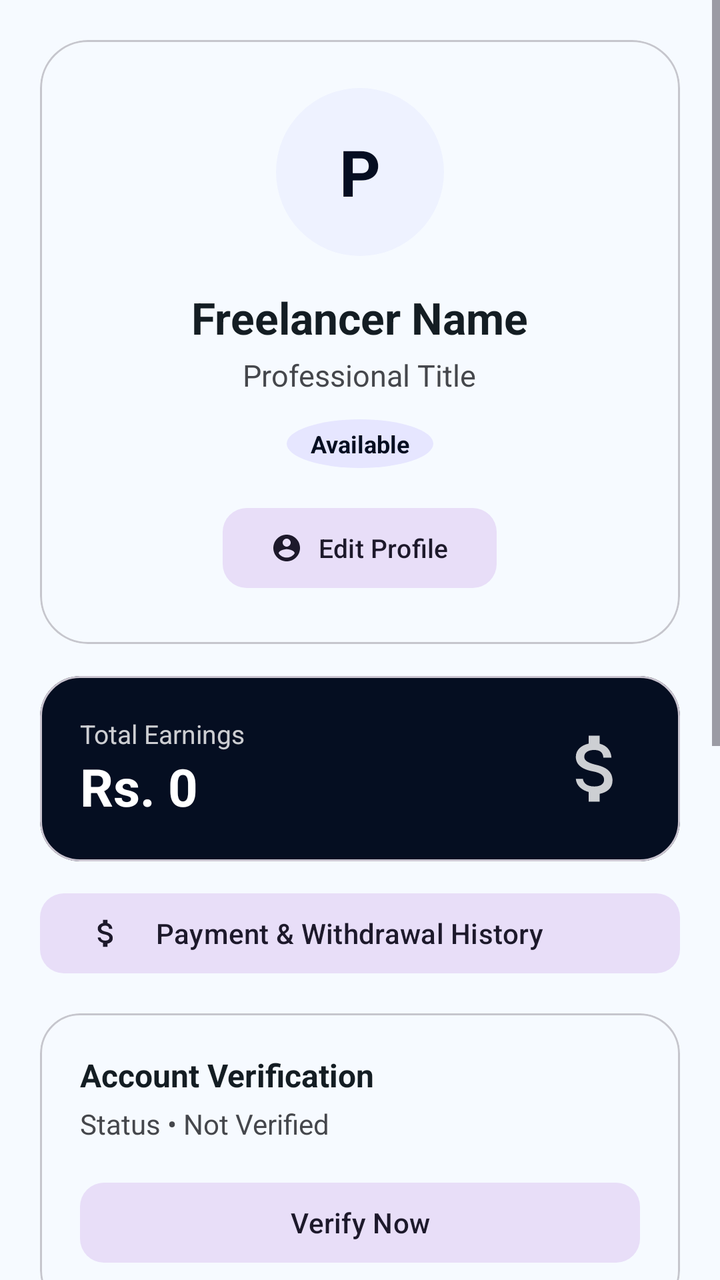
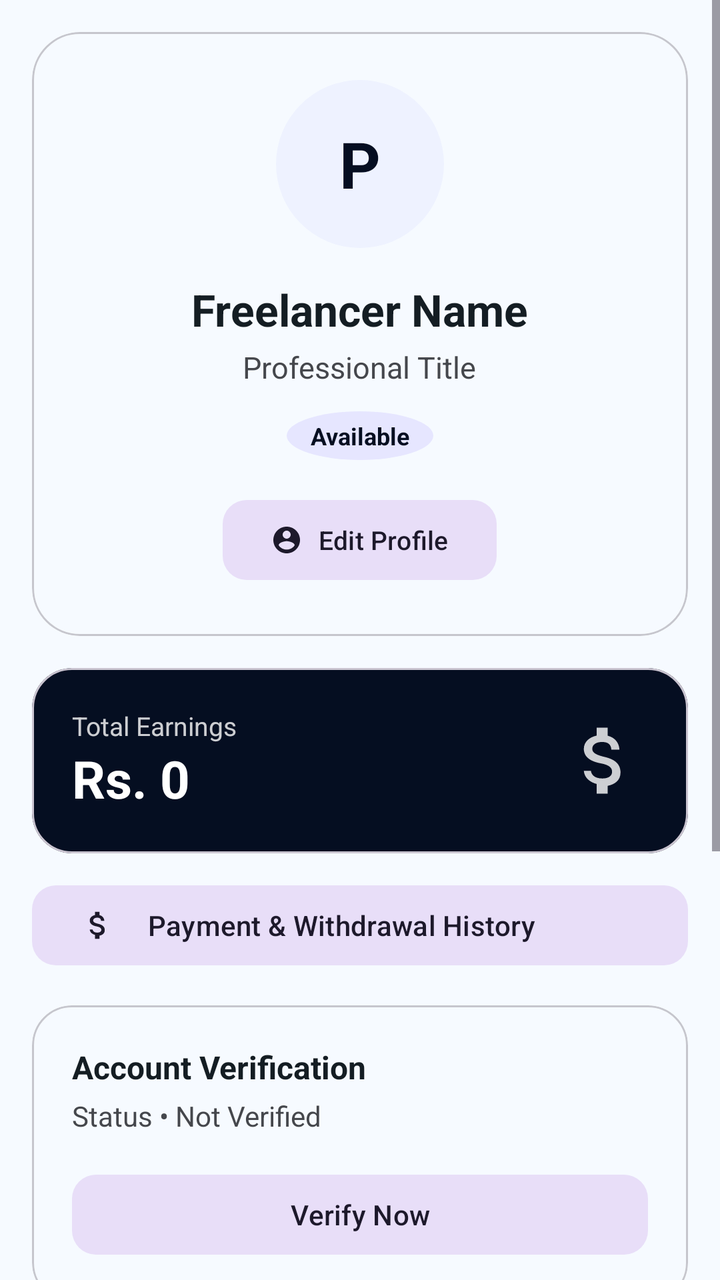

Compare the two renders of this Android layout. The source of the first and the diff that turns it into the second are given below.
<!-- AndroidManifest.xml: application theme Theme.MiniJobHunt -->
<!-- res/layout/fragment_freelancer_profile.xml -->
<?xml version="1.0" encoding="utf-8"?>
<LinearLayout xmlns:android="http://schemas.android.com/apk/res/android"
    xmlns:app="http://schemas.android.com/apk/res-auto"
    android:layout_width="match_parent"
    android:layout_height="match_parent"
    android:orientation="vertical"
    android:background="@color/background">

    <ScrollView
        android:layout_width="match_parent"
        android:layout_height="match_parent"
        android:fillViewport="true">

        <LinearLayout
            android:layout_width="match_parent"
            android:layout_height="wrap_content"
            android:orientation="vertical"
            android:padding="20dp">

            
        <com.google.android.material.card.MaterialCardView
            android:layout_width="match_parent"
            android:layout_height="wrap_content"
            app:cardCornerRadius="24dp"
            app:cardElevation="0dp"
            app:strokeWidth="1dp"
            app:strokeColor="@color/divider"
            app:cardBackgroundColor="@color/surface">

            <LinearLayout
                android:layout_width="match_parent"
                android:layout_height="wrap_content"
                android:gravity="center_horizontal"
                android:orientation="vertical"
                android:padding="24dp">

                <TextView
                    android:id="@+id/txtAvatar"
                    android:layout_width="84dp"
                    android:layout_height="84dp"
                    android:gravity="center"
                    android:text="P"
                    android:textSize="32sp"
                    android:textStyle="bold"
                    android:textColor="@color/primary"
                    android:background="@drawable/bg_circle_light_purple"/>

                <LinearLayout
                    android:layout_width="wrap_content"
                    android:layout_height="wrap_content"
                    android:layout_marginTop="16dp"
                    android:orientation="horizontal"
                    android:gravity="center_vertical">

                    <TextView
                        android:id="@+id/txtUsername"
                        android:layout_width="wrap_content"
                        android:layout_height="wrap_content"
                        android:text="Freelancer Name"
                        android:textColor="@color/text_primary"
                        android:textSize="22sp"
                        android:textStyle="bold"/>

                    <ImageView
                        android:id="@+id/imgVerifiedBadge"
                        android:layout_width="18dp"
                        android:layout_height="18dp"
                        android:layout_marginStart="6dp"
                        android:src="@drawable/ic_verified"
                        android:visibility="gone"
                        app:tint="@color/primary" />
                </LinearLayout>

                <TextView
                    android:id="@+id/txtTitle"
                    android:layout_width="wrap_content"
                    android:layout_height="wrap_content"
                    android:layout_marginTop="4dp"
                    android:text="Professional Title"
                    android:textColor="@color/text_secondary"
                    android:textSize="15sp" />

                <TextView
                    android:id="@+id/txtAvailability"
                    android:layout_width="wrap_content"
                    android:layout_height="wrap_content"
                    android:layout_marginTop="12dp"
                    android:text="Available"
                    android:paddingHorizontal="12dp"
                    android:paddingVertical="4dp"
                    android:background="@drawable/bg_circle_light_blue"
                    android:textColor="@color/info"
                    android:textSize="12sp"
                    android:textStyle="bold" />

                <com.google.android.material.button.MaterialButton
                    android:id="@+id/btnEditProfile"
                    style="@style/Widget.Material3.Button.TonalButton"
                    android:layout_width="wrap_content"
                    android:layout_height="wrap_content"
                    android:layout_marginTop="16dp"
                    android:text="Edit Profile"
                    android:textSize="13sp"
                    app:icon="@drawable/ic_profile_outlined"
                    app:iconSize="16dp"
                    app:shapeAppearanceOverlay="@style/ShapeAppearance.App.Medium" />
            </LinearLayout>
        </com.google.android.material.card.MaterialCardView>

        
        <com.google.android.material.card.MaterialCardView
            android:layout_width="match_parent"
            android:layout_height="wrap_content"
            android:layout_marginTop="16dp"
            app:cardCornerRadius="20dp"
            app:cardElevation="0dp"
            app:cardBackgroundColor="@color/primary">

            <LinearLayout
                android:layout_width="match_parent"
                android:layout_height="wrap_content"
                android:padding="20dp"
                android:orientation="horizontal"
                android:gravity="center_vertical">

                <LinearLayout
                    android:layout_width="0dp"
                    android:layout_weight="1"
                    android:layout_height="wrap_content"
                    android:orientation="vertical">
                    <TextView
                        android:layout_width="wrap_content"
                        android:layout_height="wrap_content"
                        android:text="Total Earnings"
                        android:textColor="#CCFFFFFF"
                        android:textSize="13sp" />
                    <TextView
                        android:id="@+id/txtEarnings"
                        android:layout_width="wrap_content"
                        android:layout_height="wrap_content"
                        android:text="Rs. 0"
                        android:textColor="@color/white"
                        android:textSize="26sp"
                        android:textStyle="bold" />
                </LinearLayout>

                <ImageView
                    android:layout_width="44dp"
                    android:layout_height="44dp"
                    android:src="@drawable/ic_money"
                    app:tint="@color/white"
                    android:alpha="0.8" />
            </LinearLayout>
        </com.google.android.material.card.MaterialCardView>

        <com.google.android.material.button.MaterialButton
            android:id="@+id/btnPaymentHistory"
            style="@style/Widget.Material3.Button.TonalButton"
            android:layout_width="match_parent"
            android:layout_height="48dp"
            android:layout_marginTop="12dp"
            android:text="Payment &amp; Withdrawal History"
            android:textAllCaps="false"
            android:gravity="start|center_vertical"
            app:icon="@drawable/ic_money"
            app:iconPadding="16dp"
            app:shapeAppearanceOverlay="@style/ShapeAppearance.App.Medium" />

        
        <com.google.android.material.card.MaterialCardView
            android:layout_width="match_parent"
            android:layout_height="wrap_content"
            android:layout_marginTop="16dp"
            app:cardCornerRadius="20dp"
            app:cardElevation="0dp"
            app:strokeWidth="1dp"
            app:strokeColor="@color/divider"
            app:cardBackgroundColor="@color/surface">

            <LinearLayout
                android:layout_width="match_parent"
                android:layout_height="wrap_content"
                android:orientation="vertical"
                android:padding="20dp">

                <TextView
                    android:layout_width="wrap_content"
                    android:layout_height="wrap_content"
                    android:text="Account Verification"
                    android:textColor="@color/text_primary"
                    android:textSize="16sp"
                    android:textStyle="bold" />

                <TextView
                    android:id="@+id/txtVerificationStatus"
                    android:layout_width="wrap_content"
                    android:layout_height="wrap_content"
                    android:layout_marginTop="4dp"
                    android:text="Status • Not Verified"
                    android:textColor="@color/text_secondary"
                    android:textSize="14sp" />

                <TextView
                    android:id="@+id/txtVerificationDate"
                    android:layout_width="wrap_content"
                    android:layout_height="wrap_content"
                    android:layout_marginTop="2dp"
                    android:text="Verified on: --"
                    android:textColor="@color/text_secondary"
                    android:textSize="12sp"
                    android:visibility="gone" />

                <com.google.android.material.button.MaterialButton
                    android:id="@+id/btnVerify"
                    style="@style/Widget.Material3.Button.TonalButton"
                    android:layout_width="match_parent"
                    android:layout_height="wrap_content"
                    android:layout_marginTop="16dp"
                    android:text="Verify Now"
                    android:textAllCaps="false"
                    app:shapeAppearanceOverlay="@style/ShapeAppearance.App.Medium" />
            </LinearLayout>
        </com.google.android.material.card.MaterialCardView>

        
        <TextView
            android:layout_width="wrap_content"
            android:layout_height="wrap_content"
            android:text="Manage Account"
            android:textSize="16sp"
            android:textStyle="bold"
            android:textColor="@color/text_primary"
            android:layout_marginTop="32dp"
            android:layout_marginBottom="12dp"/>

        <com.google.android.material.button.MaterialButton
            android:id="@+id/btnPortfolio"
            style="@style/Widget.Material3.Button.TonalButton"
            android:layout_width="match_parent"
            android:layout_height="48dp"
            android:text="Portfolio Showcase"
            android:textAllCaps="false"
            android:gravity="start|center_vertical"
            app:icon="@drawable/ic_profile_outlined"
            app:iconPadding="16dp"
            app:shapeAppearanceOverlay="@style/ShapeAppearance.App.Medium" />

        <com.google.android.material.button.MaterialButton
            android:id="@+id/btnActiveInProgressJobs"
            style="@style/Widget.Material3.Button.TonalButton"
            android:layout_width="match_parent"
            android:layout_height="48dp"
            android:layout_marginTop="8dp"
            android:text="Active Contracts"
            android:textAllCaps="false"
            android:gravity="start|center_vertical"
            app:icon="@drawable/ic_briefcase_outlined"
            app:iconPadding="16dp"
            app:shapeAppearanceOverlay="@style/ShapeAppearance.App.Medium" />

        <com.google.android.material.button.MaterialButton
            android:id="@+id/btnActiveCompletedJobs"
            style="@style/Widget.Material3.Button.TonalButton"
            android:layout_width="match_parent"
            android:layout_height="48dp"
            android:layout_marginTop="8dp"
            android:text="Work History"
            android:textAllCaps="false"
            android:gravity="start|center_vertical"
            app:icon="@drawable/ic_verified"
            app:iconPadding="16dp"
            app:shapeAppearanceOverlay="@style/ShapeAppearance.App.Medium" />

        <View
            android:layout_width="match_parent"
            android:layout_height="1dp"
            android:background="@color/divider"
            android:layout_marginVertical="24dp" />

        <com.google.android.material.button.MaterialButton
            android:id="@+id/btnLogout"
            style="@style/Widget.Material3.Button.TextButton"
            android:layout_width="match_parent"
            android:layout_height="48dp"
            android:text="Sign Out"
            android:textColor="@color/accent"
            android:textAllCaps="false"
            android:gravity="start|center_vertical"
            app:icon="@drawable/ic_logout"
            app:iconTint="@color/accent"
            app:iconPadding="16dp" />

        <Space
            android:layout_width="match_parent"
            android:layout_height="100dp" />

    </LinearLayout>
</ScrollView>
</LinearLayout>
<!-- resources referenced by this layout -->
<resources>
  <color name="accent">#ba1a1a</color>
  <color name="background">#f6faff</color>
  <color name="divider">#c6c6cd</color>
  <color name="info">#050e21</color>
  <color name="primary">#050e21</color>
  <color name="surface">#f6faff</color>
  <color name="text_primary">#141d23</color>
  <color name="text_secondary">#45474c</color>
  <color name="white">#FFFFFF</color>
  <!-- drawable bg_circle_light_blue (drawable) -->
  <?xml version="1.0" encoding="utf-8"?>
  <shape xmlns:android="http://schemas.android.com/apk/res/android"
      android:shape="oval">
      <solid android:color="#E6E6FF" />
  </shape>
  <!-- drawable bg_circle_light_purple (drawable) -->
  <?xml version="1.0" encoding="utf-8"?>
  <shape xmlns:android="http://schemas.android.com/apk/res/android"
      android:shape="oval">
      <solid android:color="#EEF2FF" />
  </shape>
  <!-- drawable ic_briefcase_outlined (drawable) -->
  <vector xmlns:android="http://schemas.android.com/apk/res/android"
      android:width="24dp"
      android:height="24dp"
      android:viewportWidth="24"
      android:viewportHeight="24">
      <path
          android:fillColor="@color/text_secondary"
          android:pathData="M20,6h-4V4c0,-1.11 -0.89,-2 -2,-2h-4c-1.11,0 -2,0.89 -2,2v2H4c-1.11,0 -1.99,0.89 -1.99,2L2,19c0,1.11 0.89,2 2,2h16c1.11,0 2,-0.89 2,-2V8c0,-1.11 -0.89,-2 -2,-2zM10,4h4v2h-4V4zm10,15H4V8h16v11z"/>
  </vector>
  <!-- drawable ic_logout (drawable) -->
  <vector xmlns:android="http://schemas.android.com/apk/res/android"
      android:width="24dp"
      android:height="24dp"
      android:viewportWidth="24"
      android:viewportHeight="24">
    <path
        android:fillColor="#FF000000"
        android:pathData="M17,7l-1.41,1.41L18.17,11H8v2h10.17l-2.58,2.58L17,17l5,-5L17,7zM4,5h8V3H4C2.9,3 2,3.9 2,5v14c0,1.1 0.9,2 2,2h8v-2H4V5z"/>
  </vector>
  <!-- drawable ic_profile_outlined (drawable) -->
  <vector xmlns:android="http://schemas.android.com/apk/res/android"
      android:width="24dp"
      android:height="24dp"
      android:viewportWidth="24"
      android:viewportHeight="24">
      <path
          android:fillColor="@color/text_secondary"
          android:pathData="M12,2C6.48,2 2,6.48 2,12s4.48,10 10,10 10,-4.48 10,-10S17.52,2 12,2zM12,5c1.66,0 3,1.34 3,3s-1.34,3 -3,3 -3,-1.34 -3,-3 1.34,-3 3,-3zM12,19.2c-2.5,0 -4.71,-1.28 -6,-3.22 0.03,-1.99 4,-3.08 6,-3.08 1.99,0 5.97,1.09 6,3.08 -1.29,1.94 -3.5,3.22 -6,3.22z"/>
  </vector>
  <style name="ShapeAppearance.App.Medium" parent="ShapeAppearance.Material3.MediumComponent">
          <item name="cornerSize">12dp</item>
      </style>
  <style name="Theme.MiniJobHunt" parent="Base.Theme.MiniJobHunt" />
  <color name="success">#10B981</color>
  <color name="primary_container">#1b2437</color>
  <color name="on_primary_container">#828ba2</color>
  <color name="secondary">#5c5f60</color>
  <style name="AppText.HeadlineLarge">
          <item name="android:textSize">24sp</item>
          <item name="android:textStyle">bold</item>
          <item name="android:textColor">@color/text_primary</item>
          <item name="android:letterSpacing">-0.02</item>
      </style>
  <style name="AppText.TitleMedium">
          <item name="android:textSize">18sp</item>
          <item name="android:textStyle">bold</item>
          <item name="android:textColor">@color/text_primary</item>
      </style>
  <style name="AppText.BodyLarge">
          <item name="android:textSize">16sp</item>
          <item name="android:textColor">@color/text_secondary</item>
      </style>
  <style name="AppText.LabelMedium">
          <item name="android:textSize">12sp</item>
          <item name="android:textStyle">bold</item>
          <item name="android:textColor">@color/text_muted</item>
          <item name="android:letterSpacing">0.01</item>
      </style>
  <color name="text_muted">#76777d</color>
  <!-- unchanged entries left out for length: 3 -->
</resources>

<!-- the commit's change to res/layout/fragment_freelancer_profile.xml (unified diff, before → after) -->
@@ -15,7 +15,7 @@
             android:layout_width="match_parent"
             android:layout_height="wrap_content"
             android:orientation="vertical"
-            android:padding="20dp">
+            android:padding="16dp">
 
             
         <com.google.android.material.card.MaterialCardView
@@ -230,8 +230,8 @@
             android:textSize="16sp"
             android:textStyle="bold"
             android:textColor="@color/text_primary"
-            android:layout_marginTop="32dp"
-            android:layout_marginBottom="12dp"/>
+            android:layout_marginTop="24dp"
+            android:layout_marginBottom="8dp"/>
 
         <com.google.android.material.button.MaterialButton
             android:id="@+id/btnPortfolio"
@@ -275,7 +275,7 @@
             android:layout_width="match_parent"
             android:layout_height="1dp"
             android:background="@color/divider"
-            android:layout_marginVertical="24dp" />
+            android:layout_marginVertical="16dp" />
 
         <com.google.android.material.button.MaterialButton
             android:id="@+id/btnLogout"
@@ -290,10 +290,6 @@
             app:iconTint="@color/accent"
             app:iconPadding="16dp" />
 
-        <Space
-            android:layout_width="match_parent"
-            android:layout_height="100dp" />
-
-    </LinearLayout>
-</ScrollView>
+        </LinearLayout>
+    </ScrollView>
 </LinearLayout>
